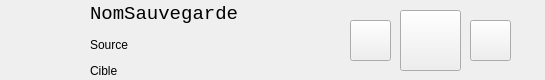
The window that src/views/forms/backupwidget.ui (LP-ACPI/VerrouYEAH) describes before a commit, drawn with Qt 5.
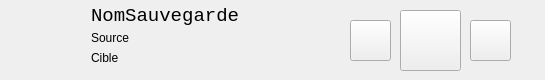
The same window after the commit.

Diff of the .ui file:
```diff
--- a/src/views/forms/backupwidget.ui
+++ b/src/views/forms/backupwidget.ui
@@ -42,54 +42,6 @@
     <string/>
    </property>
   </widget>
-  <widget class="QWidget" name="layoutWidget">
-   <property name="geometry">
-    <rect>
-     <x>90</x>
-     <y>0</y>
-     <width>251</width>
-     <height>81</height>
-    </rect>
-   </property>
-   <layout class="QVBoxLayout" name="verticalLayout">
-    <item>
-     <widget class="QLabel" name="backupName">
-      <property name="minimumSize">
-       <size>
-        <width>0</width>
-        <height>28</height>
-       </size>
-      </property>
-      <property name="font">
-       <font>
-        <family>Monospace</family>
-        <pointsize>14</pointsize>
-       </font>
-      </property>
-      <property name="text">
-       <string>NomSauvegarde</string>
-      </property>
-     </widget>
-    </item>
-    <item>
-     <widget class="QLabel" name="backupSource">
-      <property name="lineWidth">
-       <number>1</number>
-      </property>
-      <property name="text">
-       <string>Source</string>
-      </property>
-     </widget>
-    </item>
-    <item>
-     <widget class="QLabel" name="backupTarget">
-      <property name="text">
-       <string>Cible</string>
-      </property>
-     </widget>
-    </item>
-   </layout>
-  </widget>
   <widget class="QPushButton" name="configButton">
    <property name="geometry">
     <rect>
@@ -116,6 +68,60 @@
     <string/>
    </property>
   </widget>
+  <widget class="QLabel" name="backupTarget">
+   <property name="geometry">
+    <rect>
+     <x>91</x>
+     <y>50</y>
+     <width>249</width>
+     <height>16</height>
+    </rect>
+   </property>
+   <property name="text">
+    <string>Cible</string>
+   </property>
+  </widget>
+  <widget class="QLabel" name="backupName">
+   <property name="geometry">
+    <rect>
+     <x>91</x>
+     <y>0</y>
+     <width>231</width>
+     <height>31</height>
+    </rect>
+   </property>
+   <property name="minimumSize">
+    <size>
+     <width>0</width>
+     <height>28</height>
+    </size>
+   </property>
+   <property name="font">
+    <font>
+     <family>Monospace</family>
+     <pointsize>14</pointsize>
+    </font>
+   </property>
+   <property name="text">
+    <string>NomSauvegarde</string>
+   </property>
+  </widget>
+  <widget class="QLabel" name="backupSource">
+   <property name="geometry">
+    <rect>
+     <x>91</x>
+     <y>30</y>
+     <width>249</width>
+     <height>16</height>
+    </rect>
+   </property>
+   <property name="lineWidth">
+    <number>1</number>
+   </property>
+   <property name="text">
+    <string>Source</string>
+   </property>
+  </widget>
  </widget>
  <resources/>
  <connections/>
```
